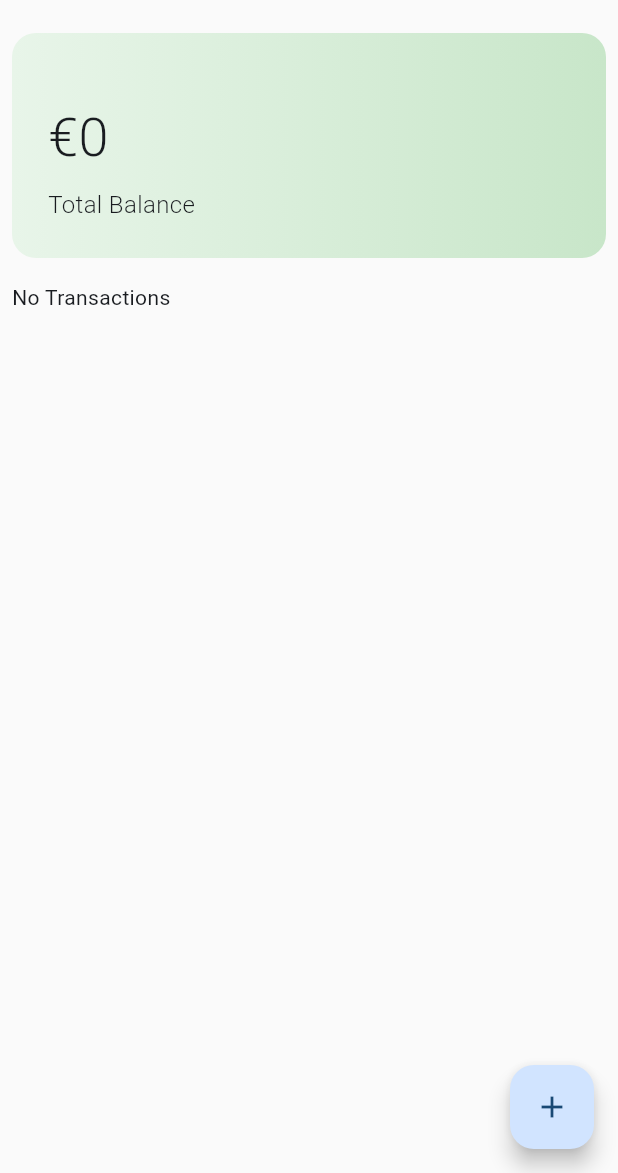
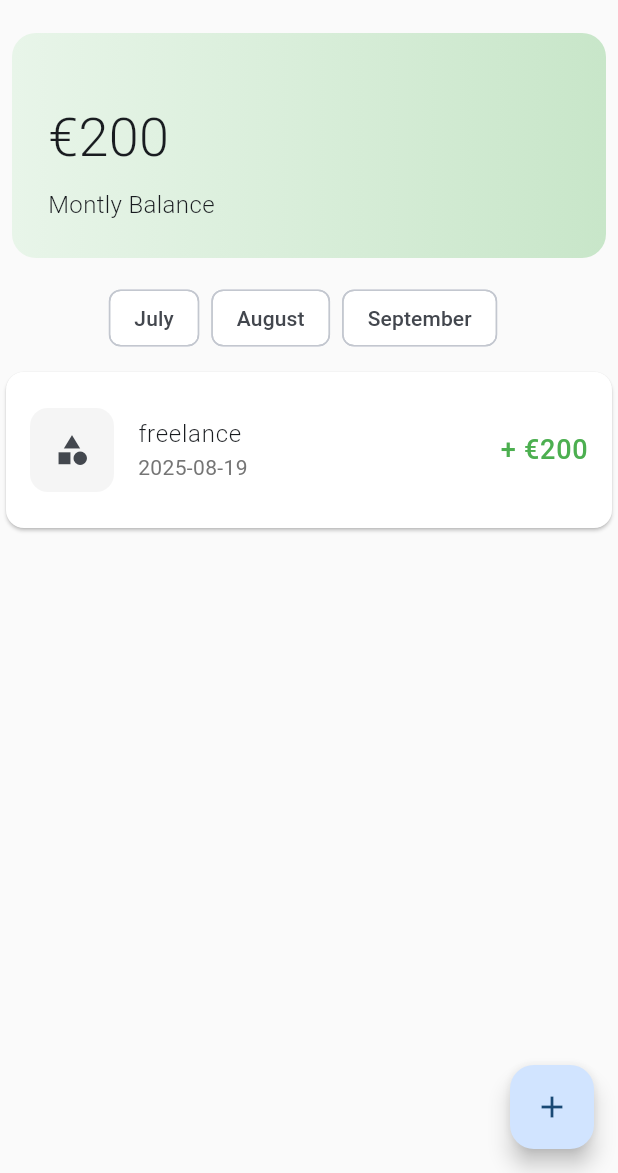
Before and after one commit to Lellefrez/frezzy_budget, a Flutter app: the screen it shows after launch, on a phone screen of 412 x 824 dp, the part 63-1236 px from its top. Run offline on Flutter 3.47's test engine with Material 3 defaults, Android fonts, the phone set to English and light mode, and no system bars.

Commit message:
feat| filtro dei mesi con selezione mese per mese

```diff
--- a/lib/providers/transaction_provider.dart
+++ b/lib/providers/transaction_provider.dart
@@ -1,8 +1,29 @@
 import 'package:flutter/foundation.dart';
 import 'package:frezzy_budget/models/transaction.dart';
 
+List<Transaction> mockTransactions = [
+  Transaction(
+    id: "id",
+    userId: "userId",
+    amount: 200,
+    type: "income",
+    category: "freelance",
+    date: DateTime.now(),
+    createdAt: DateTime.now(),
+  ),
+  Transaction(
+    id: "id",
+    userId: "userId",
+    amount: 400,
+    type: "income",
+    category: "freelance",
+    date: DateTime(2025, 07),
+    createdAt: DateTime.now(),
+  ),
+];
+
 class TransactionProvider extends ChangeNotifier {
-  List<Transaction> _transactions = [];
+  List<Transaction> _transactions = mockTransactions;
   DateTime _selectedDate = DateTime.now();
 
   List<Transaction> get transactions => _transactions;
@@ -16,14 +37,27 @@ class TransactionProvider extends ChangeNotifier {
     return true;
   }
 
+  //controllo che per ogni trasazione l'anno e la data siano quelli della data selezionata
+  List<Transaction> get filteredTransactions {
+    return _transactions.where((transaction) {
+      return transaction.date.year == _selectedDate.year &&
+          transaction.date.month == _selectedDate.month;
+    }).toList();
+  }
+
   //il totale delle mie transazioni
   double get totalBalance {
     //per ogni transazione del mio array
-    return _transactions.fold(0.0, (sum, transaction) {
+    return filteredTransactions.fold(0.0, (sum, transaction) {
       //aggiungilo ad una variabile (sum)
       return sum +
           //verifico se è un entrata la aggiungo, se non lo è la sottraggo
           (transaction.isIncome ? transaction.amount : -transaction.amount);
     });
   }
+
+  void setSelectedDate(int year, int month) {
+    _selectedDate = DateTime(year, month);
+    notifyListeners();
+  }
 }
--- a/lib/screen/dashboard.dart
+++ b/lib/screen/dashboard.dart
@@ -2,6 +2,7 @@ import 'package:flutter/material.dart';
 import 'package:frezzy_budget/providers/transaction_provider.dart';
 import 'package:frezzy_budget/screen/add_transection.dart';
 import 'package:frezzy_budget/widgets/balance_card.dart';
+import 'package:frezzy_budget/widgets/month_selector.dart';
 import 'package:frezzy_budget/widgets/transaction_card.dart';
 import 'package:provider/provider.dart';
 
@@ -31,7 +32,21 @@ class _DashboardScreen extends State<DashboardScreen> {
               SliverToBoxAdapter(
                 child: Padding(
                   padding: const EdgeInsets.all(8.0),
-                  child: BalanceCard(balance: transactionProvider.totalBalance),
+                  child: Column(
+                    children: [
+                      BalanceCard(balance: transactionProvider.totalBalance),
+                      SizedBox(height: 16),
+                      MonthSelector(
+                        selectedDate: transactionProvider.selectedDate,
+                        onDateChanged: (date) {
+                          transactionProvider.setSelectedDate(
+                            date.year,
+                            date.month,
+                          );
+                        },
+                      ),
+                    ],
+                  ),
                 ),
               ),
               if (transactionProvider.transactions.isEmpty)
@@ -43,10 +58,14 @@ class _DashboardScreen extends State<DashboardScreen> {
                 )
               else
                 SliverList(
-                  delegate: SliverChildBuilderDelegate((context, index) {
-                    final transaction = transactionProvider.transactions[index];
-                    return TransactionCard(transaction: transaction);
-                  }, childCount: transactionProvider.transactions.length),
+                  delegate: SliverChildBuilderDelegate(
+                    (context, index) {
+                      final transaction =
+                          transactionProvider.filteredTransactions[index];
+                      return TransactionCard(transaction: transaction);
+                    },
+                    childCount: transactionProvider.filteredTransactions.length,
+                  ),
                 ),
             ],
           );
--- a/lib/widgets/balance_card.dart
+++ b/lib/widgets/balance_card.dart
@@ -29,7 +29,7 @@ class BalanceCard extends StatelessWidget {
           ),
           SizedBox(height: 8),
           Text(
-            "Total Balance",
+            "Montly Balance",
             style: TextStyle(fontSize: 16, fontWeight: FontWeight.w300),
           ),
         ],
--- /dev/null
+++ b/lib/widgets/month_selector.dart
@@ -0,0 +1,53 @@
+import 'package:flutter/material.dart';
+import 'package:intl/intl.dart';
+
+class MonthSelector extends StatelessWidget {
+  final DateTime selectedDate;
+  final Function(DateTime) onDateChanged;
+
+  const MonthSelector({
+    super.key,
+    required this.selectedDate,
+    required this.onDateChanged,
+  });
+
+  @override
+  Widget build(BuildContext context) {
+    final currentMonth = DateTime.now().month;
+    final currentYear = DateTime.now().year;
+
+    final months = [
+      DateTime(currentYear, currentMonth - 1),
+      DateTime(currentYear, currentMonth),
+      DateTime(currentYear, currentMonth + 1),
+    ];
+
+    return SingleChildScrollView(
+      scrollDirection: Axis.horizontal,
+      child: Row(
+        children:
+            months.map((month) {
+              final isSelected =
+                  month.month == selectedDate.month &&
+                  month.year == selectedDate.year;
+              final monthName = DateFormat('MMMM').format(month);
+
+              return Padding(
+                padding: const EdgeInsets.only(right: 8.0),
+                child: FilterChip(
+                  label: Text(monthName),
+                  onSelected: (selected) {
+                    if (selected) {
+                      onDateChanged(month);
+                    }
+                  },
+                  backgroundColor: Colors.white,
+                  selectedColor: Colors.blue[100],
+                  checkmarkColor: Colors.blue,
+                ),
+              );
+            }).toList(),
+      ),
+    );
+  }
+}
```
